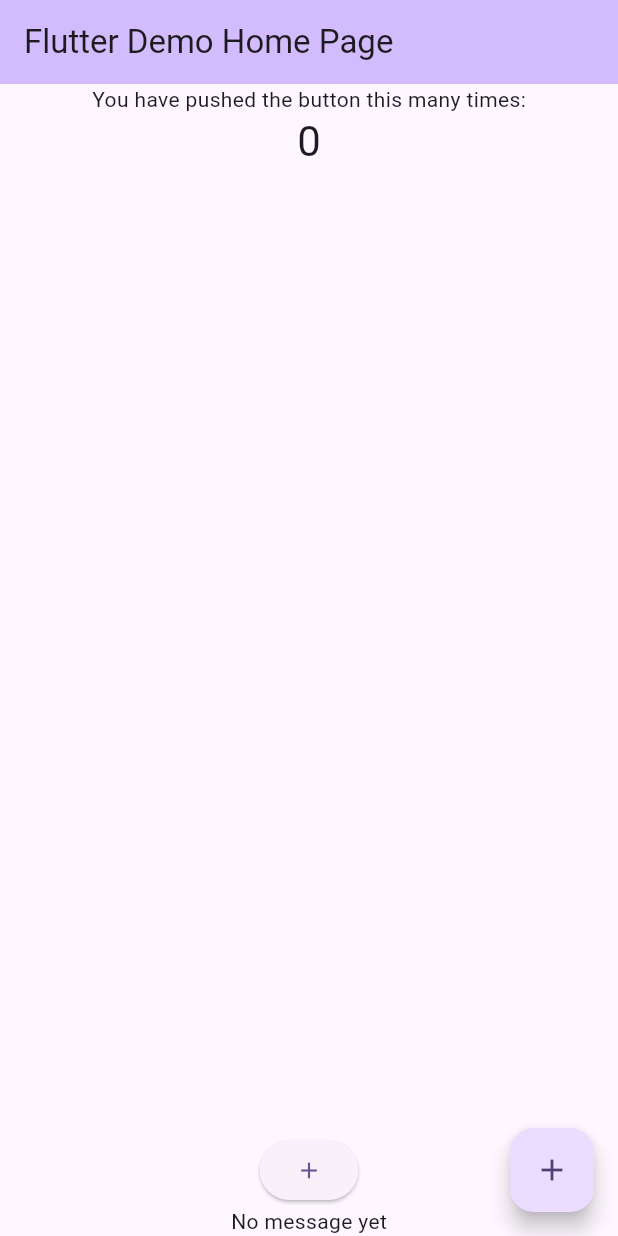
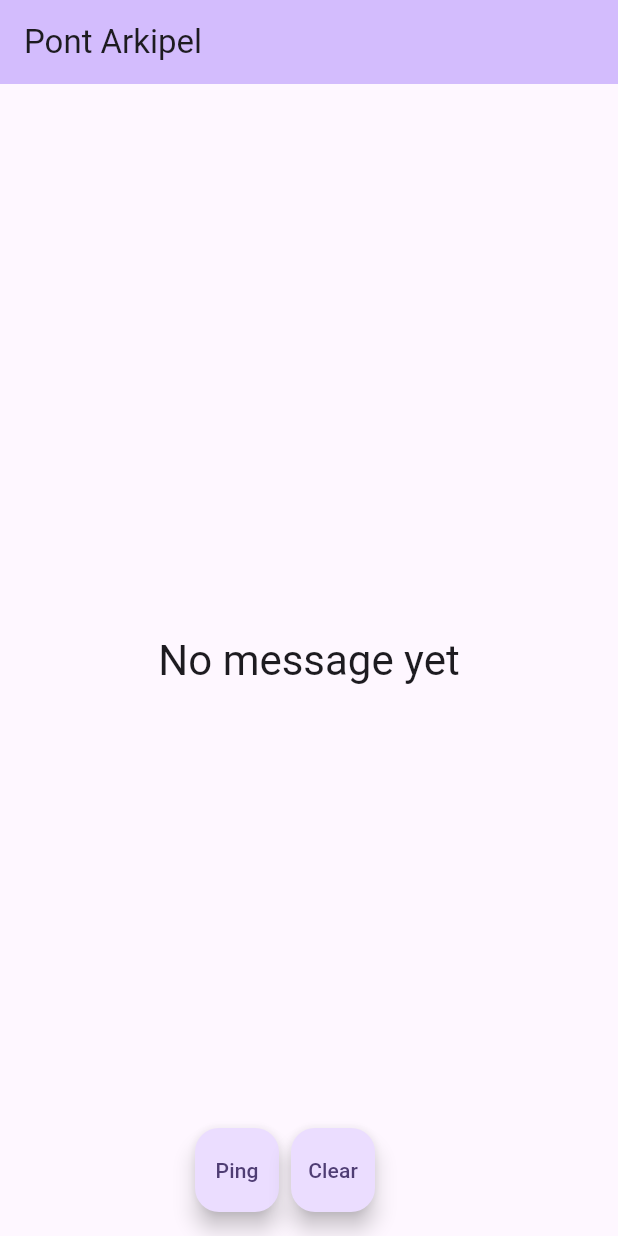
Before and after one commit to Mousetrap1147/SEME_PontArkipel, a Flutter app: the screen it shows after launch, on a phone screen of 412 x 824 dp. Run offline on Flutter 3.47's test engine with Material 3 defaults, Android fonts, the light colour scheme and no system bars.

Commit message:
feat(UI): :lipstick: Removed example elements

```diff
--- a/pont_arkipel/lib/main.dart
+++ b/pont_arkipel/lib/main.dart
@@ -12,7 +12,7 @@
   @override
   Widget build(BuildContext context) {
     return MaterialApp(
-      title: 'Flutter Demo',
+      title: 'Pont Arkipel',
       theme: ThemeData(
         // This is the theme of your application.
         //
@@ -31,7 +31,7 @@
         // tested with just a hot reload.
         colorScheme: .fromSeed(seedColor: Colors.deepPurple),
       ),
-      home: const MyHomePage(title: 'Flutter Demo Home Page'),
+      home: const MyHomePage(title: 'Pont Arkipel'),
     );
   }
 }
@@ -55,24 +55,11 @@
 }
 
 class _MyHomePageState extends State<MyHomePage> {
-  int _counter = 0;
-
-  void _incrementCounter() {
-    setState(() {
-      // This call to setState tells the Flutter framework that something has
-      // changed in this State, which causes it to rerun the build method below
-      // so that the display can reflect the updated values. If we changed
-      // _counter without calling setState(), then the build method would not be
-      // called again, and so nothing would appear to happen.
-      _counter++;
-    });
-  }
-
   String _message = 'No message yet';
 
-  void _setMessage() {
+  void _ping() {
     setState(() {
-      _message = 'Updating...';
+      _message = 'Sent ping...';
       Arkipel.ping();
       _message = Arkipel.arkipelResponse;
     });
@@ -114,22 +101,33 @@
           // action in the IDE, or press "p" in the console), to see the
           // wireframe for each widget.
           mainAxisAlignment: .center,
-          children: [
-            const Text('You have pushed the button this many times:'),
+          children: <Widget>[
             Text(
-              '$_counter',
+              _message,
               style: Theme.of(context).textTheme.headlineMedium,
             ),
-            Spacer(flex: 1),
-            ElevatedButton(onPressed: _setMessage, child: const Icon(Icons.add)),
-            Text('$_message'),
           ],
         ),
       ),
-      floatingActionButton: FloatingActionButton(
-        onPressed: _incrementCounter,
-        tooltip: 'Increment',
-        child: const Icon(Icons.add),
+      floatingActionButton: Row(
+        mainAxisAlignment: MainAxisAlignment.center,
+        children: [
+          FloatingActionButton(
+            onPressed: _ping,
+            tooltip: 'Ping',
+            child: const Text('Ping'),
+          ),
+          const SizedBox(width: 8),
+          FloatingActionButton(
+            onPressed: () {
+              setState(() {
+                _message = 'No message yet';
+              });
+            },
+            tooltip: 'Clear message',
+            child: const Text('Clear'),
+          ),
+        ],
       ),
     );
   }
```
